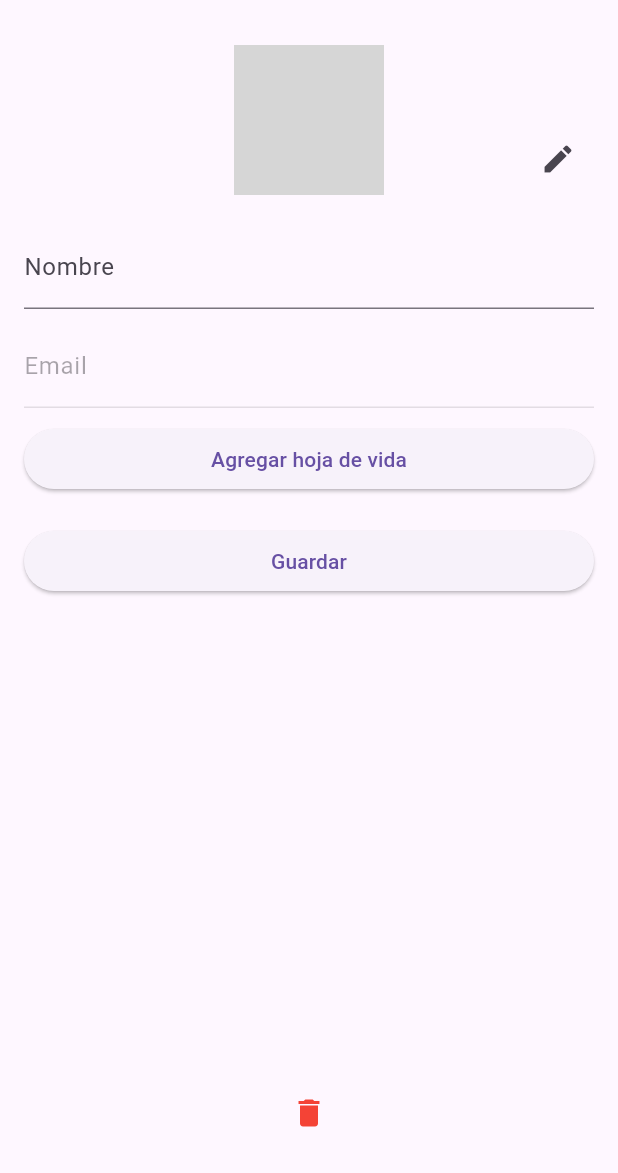
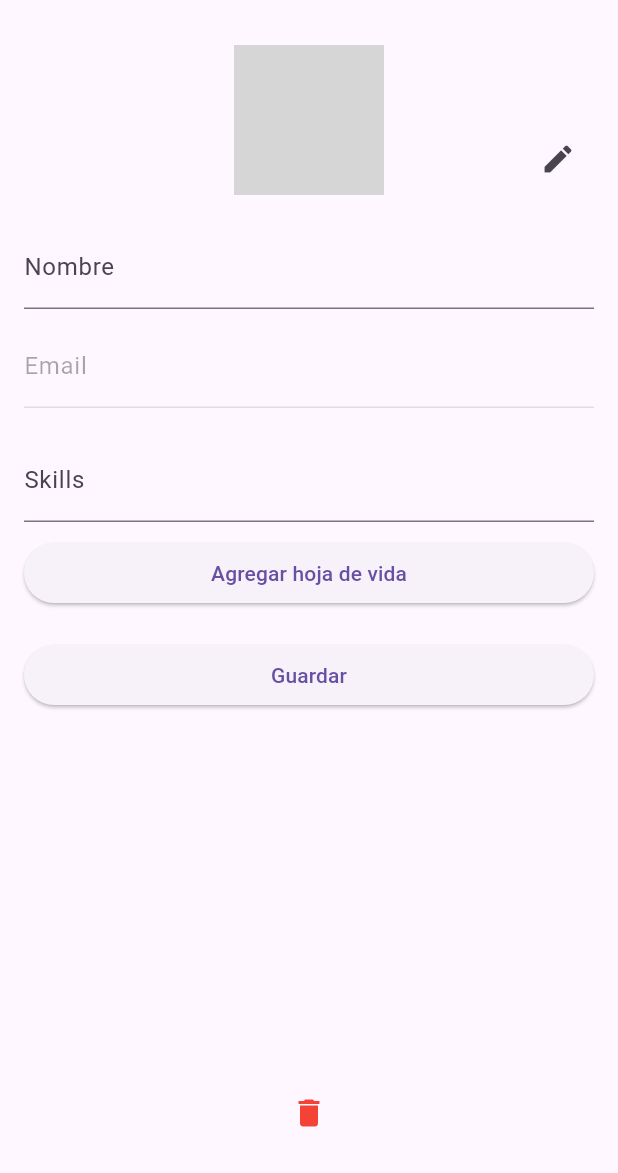
Before and after one commit to JhonOlivares26/CVault, a Flutter app: the ProfilePage screen opened directly, on a phone screen of 412 x 824 dp, the part 63-1236 px from its top. Run offline on Flutter 3.47's test engine with Material 3 defaults, Android fonts, the phone set to English and light mode, and no system bars; our stand-ins replace animate_do, cloud_firestore, file_picker, firebase_auth, firebase_core, firebase_storage and 3 more; accounts and stored records are empty; network calls fail; grey boxes are pictures that could not be loaded.

Commit message:
Se añade el apartado para que el usuario agregue sus skills y guarde en base de datos

```diff
--- a/lib/views/pages/ProfilePage.dart
+++ b/lib/views/pages/ProfilePage.dart
@@ -27,6 +27,7 @@ class _ProfilePageState extends State<ProfilePage> {
   String? userType;
   String? photo;
   String? userPdf;
+  String? skills;
   bool _isLoading = false;
 
   Future<void> pickImage() async {
@@ -74,6 +75,7 @@ class _ProfilePageState extends State<ProfilePage> {
           .doc(user!.uid)
           .update({
         'name': name,
+        'skills': skills?.toUpperCase(),
       });
 
       ScaffoldMessenger.of(context)
@@ -219,6 +221,14 @@ class _ProfilePageState extends State<ProfilePage> {
                     decoration: InputDecoration(labelText: 'Email'),
                     enabled: false,
                   ),
+                  SizedBox(height: 20),
+                  TextFormField(
+                    initialValue: data['skills'],
+                    decoration: InputDecoration(labelText: 'Skills'),
+                    onSaved: (value) {
+                      skills = value?.toUpperCase();
+                    },
+                  ),
                   SizedBox(height: 10),
                   ElevatedButton(
                     onPressed: updatePDF,
```
